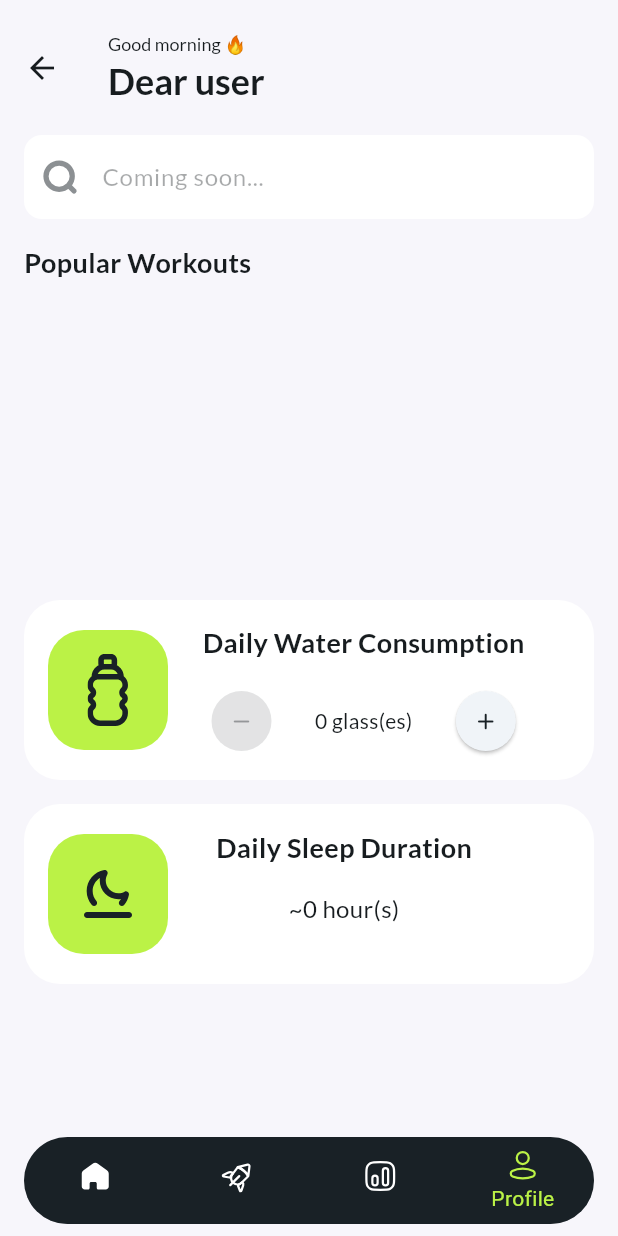
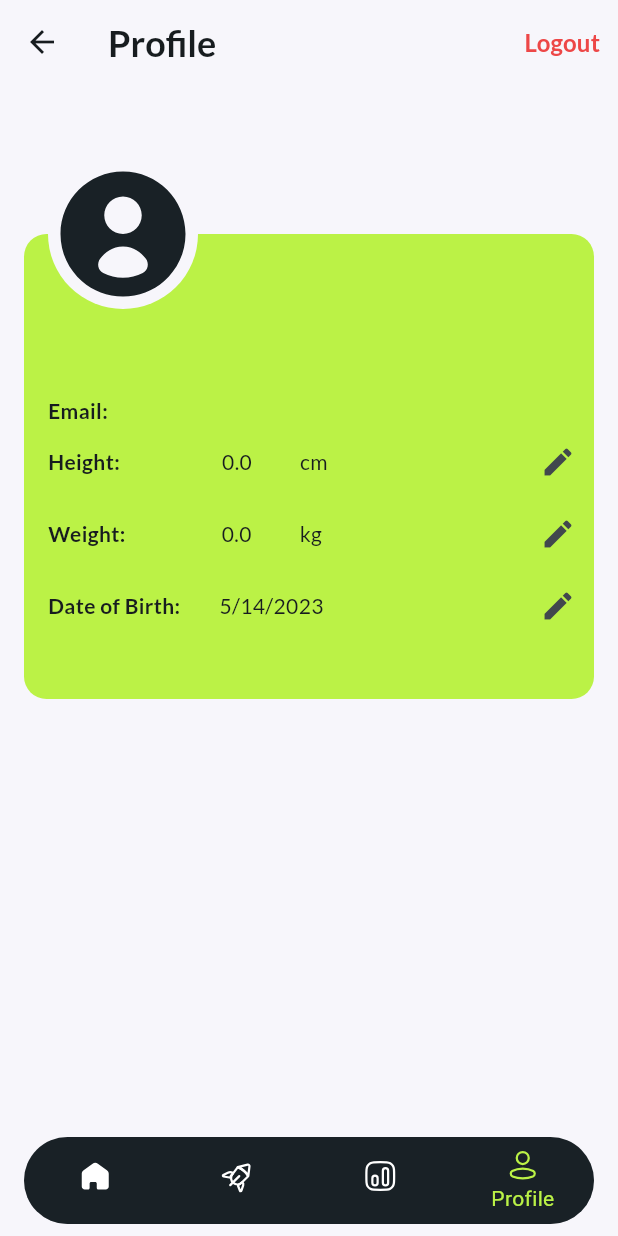
Before and after one commit to SardorbekAbdulabbozov/health_hack, a Flutter app: the MainPage screen opened directly, item 4 of the bottom bar chosen, on a phone screen of 412 x 824 dp. Run offline on Flutter 3.47's test engine with Material 2 defaults, Android fonts, the phone set to English and light mode, and no system bars; our stand-ins replace flutter_svg, get, get_storage; missing offline and left inert: mysql_client; accounts and stored records are empty.

Commit message:
profile page

```diff
--- a/lib/controllers/main_controller.dart
+++ b/lib/controllers/main_controller.dart
@@ -33,9 +33,9 @@ class MainController extends GetxController {
     await connectionPool
         ?.connect()
         .then((value) => debugPrint('├─────────────────────────── connected'));
-    if(localSource.hasProfile()){
+    if (localSource.hasProfile()) {
       Get.offAllNamed(Constants.mainR);
-      var ssn =localSource.getSSN();
+      var ssn = localSource.getSSN();
       await getUserData(ssn).then((v) async {
         await getUserWorkout(ssn);
         await getDailyWaterConsumption(ssn);
@@ -102,7 +102,6 @@ class MainController extends GetxController {
 
   Future<void> getDailyWaterConsumption(String ssn) async {
     var date = DateTime.now();
-    debugPrint("SELECT * FROM water WHERE id='${date.day}.${date.month}$ssn' AND ssn = '$ssn'\n\n\n");
     IResultSet? result = await connectionPool?.execute(
         "SELECT * FROM water WHERE id='${date.day}.${date.month}$ssn' AND ssn = '$ssn'");
     if ((result?.rows ?? []).isEmpty) {
@@ -181,4 +180,27 @@ class MainController extends GetxController {
       }
     }
   }
+
+  Future<void> updateProfile({
+    required double weight,
+    required double height,
+    required DateTime birthdate,
+  }) async {
+    await connectionPool
+        ?.execute(
+            "UPDATE user SET height='$height', weight='$weight', date_of_birth='$birthdate' WHERE ssn='${localSource.getSSN()}'")
+        .then((value) async {
+      await getUserData(localSource.getSSN()).then((v) async {
+        await getUserWorkout(localSource.getSSN());
+        await getDailyWaterConsumption(localSource.getSSN());
+        await getSleepDuration(localSource.getSSN());
+      });
+    });
+  }
+
+  Future<void> logout() async {
+    await localSource
+        .logout()
+        .then((value) => Get.offAllNamed(Constants.authR));
+  }
 }
--- a/lib/main.dart
+++ b/lib/main.dart
@@ -2,7 +2,6 @@ import 'package:get_storage/get_storage.dart';
 import 'package:health_hack/bindings/main_binding.dart';
 import 'package:health_hack/screens/auth_page/auth_page.dart';
 import 'package:health_hack/screens/main_page/main_page.dart';
-import 'package:health_hack/screens/profile_screen.dart';
 import 'package:health_hack/utils/constants.dart';
 import 'package:flutter/material.dart';
 import 'package:get/get.dart';
@@ -29,10 +28,7 @@ class MyApp extends StatelessWidget {
       ),
       routes: {
         Constants.mainR: (c) => const MainPage(),
-        Constants.profileR: (c)=> const ProfileScreen(),
         Constants.authR: (c) => const AuthPage(),
-        // Constants.authR:(c)=>const AuthPage(),
-        // Constants.homeR:(c)=>const HomePage(),
       },
     );
   }
--- a/lib/screens/main_page/main_page.dart
+++ b/lib/screens/main_page/main_page.dart
@@ -5,6 +5,7 @@ import 'package:health_hack/screens/main_page/widgets/custom_search_bar.dart';
 import 'package:health_hack/screens/main_page/widgets/main_app_bar.dart';
 import 'package:health_hack/screens/main_page/widgets/my_water_consumption.dart';
 import 'package:health_hack/screens/main_page/widgets/my_workouts.dart';
+import 'package:health_hack/screens/profile_page.dart';
 import 'package:health_hack/utils/constants.dart';
 
 import 'widgets/my_sleep_duration.dart';
@@ -15,18 +16,9 @@ class MainPage extends StatelessWidget {
   @override
   Widget build(BuildContext context) {
     return GetBuilder<MainController>(
-      builder: (controller) => Scaffold(
-        backgroundColor: Constants.background,
-        appBar: PreferredSize(
-          preferredSize: const Size.fromHeight(90),
-          child: MainAppBar(
-            username: ((controller.userData?.firstName ?? '').isNotEmpty ||
-                    (controller.userData?.lastName ?? '').isNotEmpty)
-                ? '${controller.userData?.firstName ?? ""} ${controller.userData?.lastName ?? ''}'
-                : 'Dear user',
-          ),
-        ),
-        body: Column(
+      builder: (controller) {
+        List<Widget> pages = [
+          Column(
             children: [
               const CustomSearchBar(),
               MyWorkouts(
@@ -45,6 +37,25 @@ class MainPage extends StatelessWidget {
               MySleepDuration(amount: controller.dailySleepAmount),
             ],
           ),
+          Container(),
+          Container(),
+          const ProfilePage(),
+        ];
+        return Scaffold(
+          backgroundColor: Constants.background,
+          appBar: controller.navBarIndex == 0
+              ? PreferredSize(
+                  preferredSize: const Size.fromHeight(90),
+                  child: MainAppBar(
+                    username: ((controller.userData?.firstName ?? '')
+                                .isNotEmpty ||
+                            (controller.userData?.lastName ?? '').isNotEmpty)
+                        ? '${controller.userData?.firstName ?? ""} ${controller.userData?.lastName ?? ''}'
+                        : 'Dear user',
+                  ),
+                )
+              : null,
+          body: pages[controller.navBarIndex],
           bottomNavigationBar: Padding(
             padding:
                 const EdgeInsets.symmetric(horizontal: 16).copyWith(bottom: 8),
@@ -56,7 +67,9 @@ class MainPage extends StatelessWidget {
                 selectedItemColor: Constants.primary,
                 currentIndex: controller.navBarIndex,
                 showUnselectedLabels: false,
-              onTap: controller.changeNavBar,
+                onTap: (i) {
+                  controller.changeNavBar(i);
+                },
                 items: [
                   navBarItem(label: 'Home', icon: 'assets/ic_home.svg'),
                   navBarItem(label: 'Explore', icon: 'assets/ic_rocket.svg'),
@@ -66,7 +79,8 @@ class MainPage extends StatelessWidget {
               ),
             ),
           ),
-      ),
+        );
+      },
     );
   }
 }
--- /dev/null
+++ b/lib/screens/profile_page.dart
@@ -0,0 +1,413 @@
+// ignore_for_file: deprecated_member_use
+
+import 'package:flutter/material.dart';
+import 'package:flutter_svg/flutter_svg.dart';
+import 'package:get/get.dart';
+import 'package:health_hack/controllers/main_controller.dart';
+import 'package:health_hack/utils/constants.dart';
+import 'package:intl/intl.dart';
+
+class ProfilePage extends StatefulWidget {
+  const ProfilePage({Key? key}) : super(key: key);
+
+  @override
+  State<ProfilePage> createState() => _ProfilePageState();
+}
+
+class _ProfilePageState extends State<ProfilePage> {
+  String? _height;
+  String? _weight;
+  String? _email;
+  String? _birthdate;
+  bool isVisible = false;
+  TextEditingController heightController = TextEditingController();
+  TextEditingController weightController = TextEditingController();
+  TextEditingController nameController = TextEditingController();
+  DateTime? newBirthdate;
+  final mainController = Get.find<MainController>();
+
+  @override
+  void initState() {
+    super.initState();
+    nameController.text =
+        '${mainController.userData?.firstName} ${mainController.userData?.lastName}';
+    heightController.text = '${mainController.userData?.height ?? 0}';
+    weightController.text = '${mainController.userData?.weight ?? 0}';
+    _email = mainController.userData?.email ?? '';
+    _birthdate = mainController.userData?.dateOfBirth != null
+        ? DateFormat.yMd().format(mainController.userData!.dateOfBirth!)
+        : null;
+    setState(() {});
+  }
+
+  void editor(String a, String? h, TextEditingController c) {
+    showModalBottomSheet<dynamic>(
+      isScrollControlled: true,
+      context: context,
+      shape: const RoundedRectangleBorder(
+          borderRadius: BorderRadius.vertical(top: Radius.circular(25.0))),
+      builder: (BuildContext bc) {
+        return Padding(
+          padding: EdgeInsets.only(
+            bottom: MediaQuery.of(context).viewInsets.bottom,
+            left: 16,
+            right: 16,
+          ),
+          child: SizedBox(
+            child: TextFormField(
+              controller: c,
+              validator: (val) {
+                if (val!.isEmpty) {
+                  return 'Please enter your $a';
+                }
+                return null;
+              },
+              keyboardType:
+                  a == 'full name' ? TextInputType.text : TextInputType.number,
+              decoration: InputDecoration(
+                label: a == 'full name'
+                    ? const Text(
+                        'Full Name',
+                        style: TextStyle(
+                          fontFamily: 'Lato',
+                          fontSize: 14,
+                        ),
+                      )
+                    : Text(
+                        '${a.capitalizeFirst} in cm',
+                        style: const TextStyle(
+                          fontFamily: 'Lato',
+                          fontSize: 14,
+                        ),
+                      ),
+              ),
+              onFieldSubmitted: (v) {
+                Navigator.pop(context);
+              },
+              onChanged: (val) {
+                setState(() {
+                  h = val;
+                  isVisible = true;
+                });
+              },
+            ),
+          ),
+        );
+      },
+    );
+  }
+
+  void _selectDate() async {
+    showDatePicker(
+      context: context,
+      initialDate: DateTime.now(),
+      firstDate: DateTime(1920),
+      lastDate: DateTime.now(),
+    ).then((pickedDate) {
+      if (pickedDate == null) {
+        return;
+      }
+      setState(() {
+        newBirthdate = pickedDate;
+        isVisible = true;
+        _birthdate = DateFormat.yMd().format(pickedDate);
+      });
+    });
+  }
+
+  @override
+  Widget build(BuildContext context) {
+    return Scaffold(
+      resizeToAvoidBottomInset: true,
+      backgroundColor: Constants.background,
+      appBar: PreferredSize(
+        preferredSize: const Size.fromHeight(90),
+        child: AppBar(
+          backgroundColor: Constants.background,
+          actions: [
+            TextButton(
+              onPressed: () async {
+                await mainController.logout();
+              },
+              child: const Text(
+                'Logout',
+                style: TextStyle(
+                  fontFamily: 'Lato',
+                  fontSize: 16,
+                  fontWeight: FontWeight.w700,
+                  color: Constants.secondary5,
+                ),
+              ),
+            ),
+          ],
+          title: const Text(
+            'Profile',
+            style: TextStyle(
+              fontFamily: 'Lato',
+              fontSize: 24,
+              fontWeight: FontWeight.w700,
+            ),
+          ),
+        ),
+      ),
+      body: Padding(
+        padding: const EdgeInsets.all(16),
+        child: Column(
+          crossAxisAlignment: CrossAxisAlignment.stretch,
+          children: [
+            Container(
+              decoration: BoxDecoration(
+                borderRadius: BorderRadius.circular(16),
+              ),
+              height: 360,
+              child: Stack(
+                children: [
+                  Column(
+                    children: [
+                      const SizedBox(height: 50),
+                      Container(
+                        height: 310,
+                        decoration: BoxDecoration(
+                          borderRadius: BorderRadius.circular(15),
+                          color: Constants.primary,
+                        ),
+                      ),
+                    ],
+                  ),
+                  Padding(
+                    padding: const EdgeInsets.only(left: 16),
+                    child: Column(
+                      crossAxisAlignment: CrossAxisAlignment.start,
+                      children: [
+                        CircleAvatar(
+                          radius: 50,
+                          backgroundColor: Constants.background,
+                          child: SvgPicture.asset(
+                            'assets/ic_user_circle.svg',
+                            width: 200,
+                            height: 200,
+                            color: Constants.assets,
+                          ),
+                        ),
+                        const SizedBox(height: 8),
+                        Text(
+                          nameController.text == ''
+                              ? 'Sardorbek Abdulabbozov'
+                              : nameController.text,
+                          style: const TextStyle(
+                            fontSize: 24,
+                            fontFamily: 'Lato',
+                            fontWeight: FontWeight.w700,
+                          ),
+                        ),
+                        const SizedBox(height: 16),
+                        Container(
+                          color: Colors.transparent,
+                          child: Column(
+                            crossAxisAlignment: CrossAxisAlignment.start,
+                            children: [
+                              Row(
+                                mainAxisAlignment: MainAxisAlignment.start,
+                                children: [
+                                  const Text(
+                                    "Email:",
+                                    style: TextStyle(
+                                      fontSize: 14,
+                                      fontFamily: 'Lato',
+                                      fontWeight: FontWeight.w700,
+                                    ),
+                                  ),
+                                  const SizedBox(width: 76),
+                                  Text(
+                                    _email ?? "Not set",
+                                    style: const TextStyle(
+                                      fontSize: 14,
+                                      fontFamily: 'Lato',
+                                      fontWeight: FontWeight.w500,
+                                    ),
+                                  ),
+                                  const Spacer(),
+                                  Visibility(
+                                    visible: false,
+                                    child: IconButton(
+                                      onPressed: () {
+                                        editor(
+                                          'height',
+                                          _height,
+                                          heightController,
+                                        );
+                                      },
+                                      icon: const Icon(Icons.edit),
+                                    ),
+                                  ),
+                                ],
+                              ),
+                              Row(
+                                mainAxisAlignment: MainAxisAlignment.start,
+                                children: [
+                                  const Text(
+                                    "Height:",
+                                    style: TextStyle(
+                                      fontSize: 14,
+                                      fontFamily: 'Lato',
+                                      fontWeight: FontWeight.w700,
+                                    ),
+                                  ),
+                                  const SizedBox(width: 68),
+                                  Text(
+                                    heightController.text.isEmpty
+                                        ? 'Not set'
+                                        : heightController.text,
+                                    style: const TextStyle(
+                                      fontSize: 14,
+                                      fontFamily: 'Lato',
+                                      fontWeight: FontWeight.w500,
+                                    ),
+                                  ),
+                                  const SizedBox(width: 32),
+                                  if (heightController.text.isNotEmpty)
+                                    const Text(
+                                      'cm',
+                                      style: TextStyle(
+                                        fontSize: 14,
+                                        fontFamily: 'Lato',
+                                        fontWeight: FontWeight.w500,
+                                      ),
+                                    ),
+                                  const Spacer(),
+                                  IconButton(
+                                    onPressed: () {
+                                      editor(
+                                        'height',
+                                        _height,
+                                        heightController,
+                                      );
+                                    },
+                                    icon: const Icon(Icons.edit),
+                                  ),
+                                ],
+                              ),
+                              Row(
+                                mainAxisAlignment: MainAxisAlignment.start,
+                                children: [
+                                  const Text(
+                                    "Weight:",
+                                    style: TextStyle(
+                                      fontSize: 14,
+                                      fontFamily: 'Lato',
+                                      fontWeight: FontWeight.w700,
+                                    ),
+                                  ),
+                                  const SizedBox(width: 64),
+                                  Text(
+                                    weightController.text.isEmpty
+                                        ? 'Not set'
+                                        : weightController.text,
+                                    style: const TextStyle(
+                                      fontSize: 14,
+                                      fontFamily: 'Lato',
+                                      fontWeight: FontWeight.w500,
+                                    ),
+                                  ),
+                                  const SizedBox(width: 32),
+                                  if (weightController.text.isNotEmpty)
+                                    const Text(
+                                      'kg',
+                                      style: TextStyle(
+                                        fontSize: 14,
+                                        fontFamily: 'Lato',
+                                        fontWeight: FontWeight.w500,
+                                      ),
+                                    ),
+                                  const Spacer(),
+                                  IconButton(
+                                    onPressed: () {
+                                      editor(
+                                        'weight',
+                                        _weight,
+                                        weightController,
+                                      );
+                                    },
+                                    icon: const Icon(Icons.edit),
+                                  ),
+                                ],
+                              ),
+                              Row(
+                                mainAxisAlignment: MainAxisAlignment.start,
+                                children: [
+                                  const Text(
+                                    "Date of Birth:",
+                                    style: TextStyle(
+                                      fontSize: 14,
+                                      fontFamily: 'Lato',
+                                      fontWeight: FontWeight.w700,
+                                    ),
+                                  ),
+                                  const SizedBox(width: 26),
+                                  Text(
+                                    _birthdate ?? 'Not set',
+                                    style: const TextStyle(
+                                      fontSize: 14,
+                                      fontFamily: 'Lato',
+                                      fontWeight: FontWeight.w500,
+                                    ),
+                                  ),
+                                  const Spacer(),
+                                  IconButton(
+                                    onPressed: _selectDate,
+                                    icon: const Icon(Icons.edit),
+                                  ),
+                                ],
+                              ),
+                            ],
+                          ),
+                        ),
+                      ],
+                    ),
+                  ),
+                ],
+              ),
+            ),
+            const SizedBox(height: 16),
+            Visibility(
+              visible: isVisible,
+              child: ElevatedButton(
+                style: ButtonStyle(
+                  backgroundColor:
+                      MaterialStateProperty.all<Color>(Constants.assets),
+                  shape: MaterialStateProperty.all<OutlinedBorder>(
+                    RoundedRectangleBorder(
+                      borderRadius: BorderRadius.circular(12),
+                    ),
+                  ),
+                ),
+                onPressed: () async {
+                  await mainController
+                      .updateProfile(
+                        height: double.tryParse(heightController.text) ?? 0,
+                        weight: double.tryParse(weightController.text) ?? 0,
+                        birthdate: newBirthdate ?? DateTime.now(),
+                      )
+                      .then(
+                        (value) => setState(() {
+                          isVisible = false;
+                        }),
+                      );
+                },
+                child: const Text(
+                  'Update',
+                  style: TextStyle(
+                    fontSize: 14,
+                    fontFamily: 'Lato',
+                    fontWeight: FontWeight.w700,
+                    color: Colors.white,
+                  ),
+                ),
+              ),
+            ),
+          ],
+        ),
+      ),
+    );
+  }
+}
```
Also changed, not shown: lib/screens/auth_page/auth_page.dart (+9 -4 lines), lib/screens/profile_screen.dart (deleted, +0 -179 lines), assets/background.jpg (deleted), assets/ic_user_circle.svg (added). Lines whose indentation alone changed are shown as unchanged.
